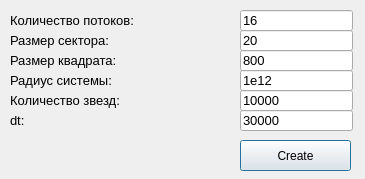
Above: creategalaxywindow.ui from ig-or-ka/galaxy-coursework before the change. Below: the same form after it.
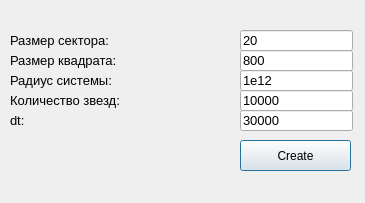
That is the form after the change.

The edit to the form file:
```diff
--- a/creategalaxywindow.ui
+++ b/creategalaxywindow.ui
@@ -7,30 +7,12 @@
     <x>0</x>
     <y>0</y>
     <width>365</width>
-    <height>179</height>
+    <height>203</height>
    </rect>
   </property>
   <property name="windowTitle">
    <string>Dialog</string>
   </property>
-  <widget class="QLabel" name="label">
-   <property name="geometry">
-    <rect>
-     <x>10</x>
-     <y>10</y>
-     <width>221</width>
-     <height>20</height>
-    </rect>
-   </property>
-   <property name="font">
-    <font>
-     <pointsize>10</pointsize>
-    </font>
-   </property>
-   <property name="text">
-    <string>Количество потоков:</string>
-   </property>
-  </widget>
   <widget class="QLabel" name="label_2">
    <property name="geometry">
     <rect>
@@ -103,24 +85,6 @@
     <string>Радиус системы:</string>
    </property>
   </widget>
-  <widget class="QLineEdit" name="countThreads">
-   <property name="geometry">
-    <rect>
-     <x>240</x>
-     <y>10</y>
-     <width>113</width>
-     <height>21</height>
-    </rect>
-   </property>
-   <property name="font">
-    <font>
-     <pointsize>10</pointsize>
-    </font>
-   </property>
-   <property name="text">
-    <string>16</string>
-   </property>
-  </widget>
   <widget class="QLineEdit" name="sectorSize">
    <property name="geometry">
     <rect>
```
